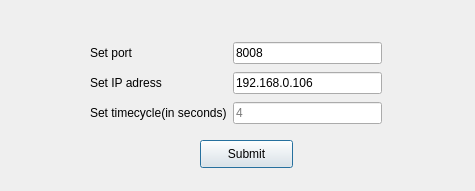
Old version of the form Client/SettingsWindow.ui in the repository softlvcpp/Lv-490.
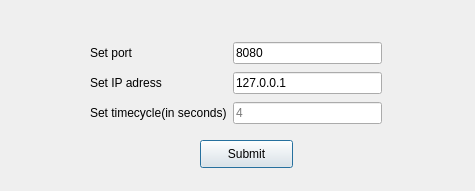
New version of the form.

Diff of the .ui file:
```diff
--- a/Client/SettingsWindow.ui
+++ b/Client/SettingsWindow.ui
@@ -46,7 +46,7 @@
     <item row="0" column="1">
      <widget class="QLineEdit" name="lineEdit">
       <property name="text">
-       <string>8008</string>
+       <string>8080</string>
       </property>
      </widget>
     </item>
@@ -63,7 +63,7 @@
        <string/>
       </property>
       <property name="text">
-       <string>192.168.0.106</string>
+       <string>127.0.0.1</string>
       </property>
      </widget>
     </item>
```
